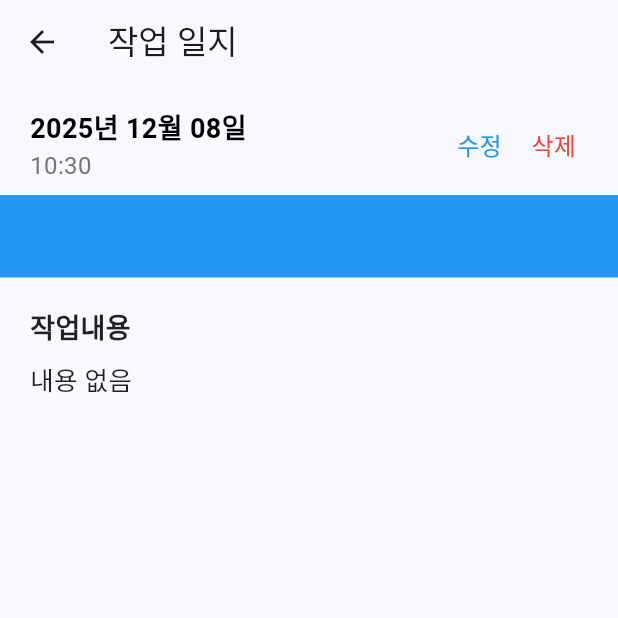
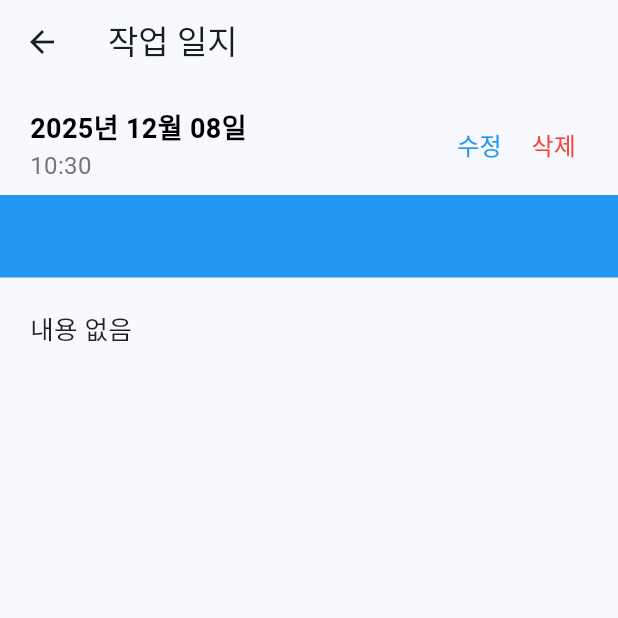
Before and after one commit to hwani1103/log_it, a Flutter app: the WorkLogDetailScreen screen opened directly with empty values, on a phone screen of 412 x 824 dp, the top half of it. Run offline on Flutter 3.47's test engine with Material 3 defaults, Android fonts, the phone set to English and light mode, and no system bars; our stand-ins replace cached_network_image, cloud_firestore, firebase_auth, firebase_core, firebase_storage, flutter_cache_manager and 4 more; accounts and stored records are empty.

Commit message:
Fix equipment name parsing and remove content label
- Support multiple trailing letters in equipment names (A1, A2, etc.)
- Change regex from ([A-Z]?) to ([A-Z]*) for suffix matching
- Fix hxc8501a1 → HXC-8501A1 parsing
- Remove '작업내용' label from work log detail screen
- Display content text directly without label

```diff
--- a/lib/screens/work_log_detail_screen.dart
+++ b/lib/screens/work_log_detail_screen.dart
@@ -357,19 +357,7 @@ class _WorkLogDetailScreenState extends State<WorkLogDetailScreen> {
             // 작업 내용
             Padding(
               padding: const EdgeInsets.all(20),
-              child: Column(
-                crossAxisAlignment: CrossAxisAlignment.start,
-                children: [
-                  const Text(
-                    '작업내용',
-                    style: TextStyle(
-                      fontSize: 18,
-                      fontWeight: FontWeight.bold,
-                      color: Colors.black87,
-                    ),
-                  ),
-                  const SizedBox(height: 8),
-                  Text(
+              child: Text(
                 widget.workLog.content.isNotEmpty
                     ? widget.workLog.content
                     : '내용 없음',
@@ -378,8 +366,6 @@ class _WorkLogDetailScreenState extends State<WorkLogDetailScreen> {
                   height: 1.6,
                   color: Colors.black87,
                 ),
-                  ),
-                ],
               ),
             ),
 
```
Also changed, not shown: lib/screens/create_log_screen.dart (+7 -7 lines), lib/screens/edit_log_screen.dart (+7 -7 lines). Lines whose indentation alone changed are shown as unchanged.
